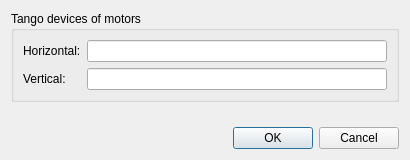
Before: the Qt Designer form lavuelib/ui/TakeMotorsDialog.ui in syncope/lavue, drawn with Qt 5.
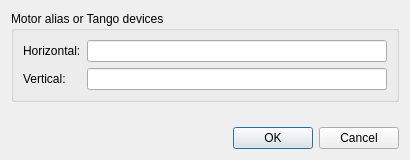
After: the same form once the commit is applied.

The edit to the form file:
```diff
--- a/lavuelib/ui/TakeMotorsDialog.ui
+++ b/lavuelib/ui/TakeMotorsDialog.ui
@@ -19,7 +19,7 @@
      <item>
       <widget class="QGroupBox" name="groupBox">
        <property name="title">
-        <string>Tango devices of motors</string>
+        <string>Motor alias or Tango devices</string>
        </property>
        <layout class="QGridLayout" name="gridLayout_2">
         <item row="0" column="0">
```
